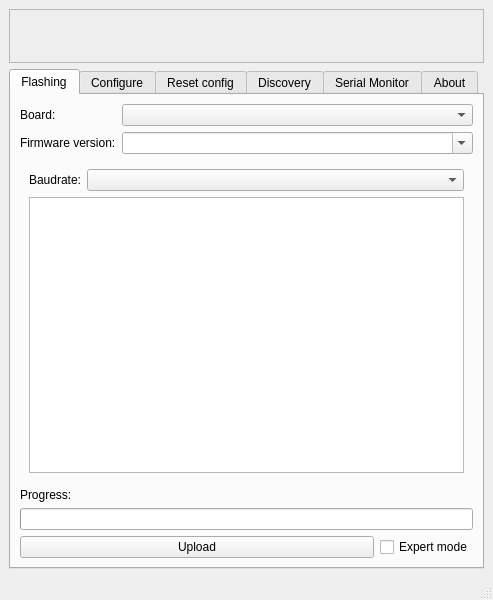
The window that gui/mainwindow.ui (opendata-stuttgart/airrohr-firmware-flasher) describes before a commit, drawn with Qt 5.
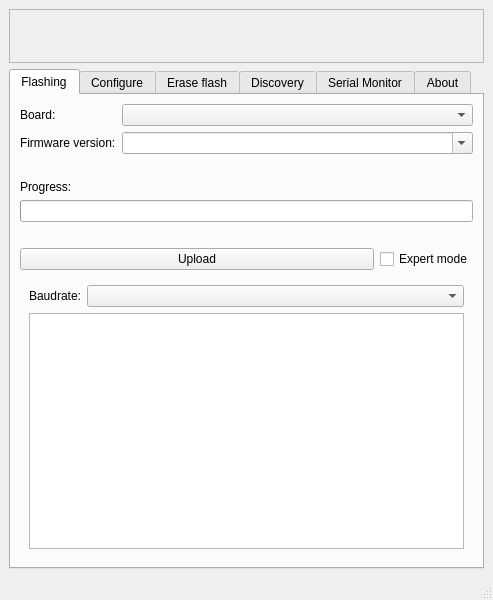
The same window after the commit. Icons and pictures are not drawn.

Commit message:
permission error in config write solved
updated zeroconf lib
layout changes

Patch:
```diff
--- a/gui/mainwindow.ui
+++ b/gui/mainwindow.ui
@@ -87,7 +87,7 @@
        <attribute name="title">
         <string>Flashing</string>
        </attribute>
-       <layout class="QGridLayout" name="gridLayout_2" rowstretch="0,0,0,0,0,0,0,1">
+       <layout class="QGridLayout" name="gridLayout_2" rowstretch="0,0,0,0,0,0,0,0,1">
 
         <item row="1" column="0">
          <widget class="QLabel" name="label_board">
@@ -128,7 +128,24 @@
          </widget>
         </item>
 
-        <item row="8" column="0" colspan="2">
+        <item row="3" column="0" colspan="2">
+         <widget class="QLabel" name="label_spacer">
+          <property name="text">
+           <string> </string>
+          </property>
+          <property name="textFormat">
+           <enum>Qt::RichText</enum>
+          </property>
+          <property name="alignment">
+           <set>Qt::AlignLeading|Qt::AlignLeft|Qt::AlignTop</set>
+          </property>
+          <property name="wordWrap">
+           <bool>true</bool>
+          </property>
+         </widget>
+        </item>
+
+        <item row="4" column="0" colspan="2">
          <widget class="QLabel" name="label_progress">
           <property name="sizePolicy">
            <sizepolicy hsizetype="Expanding" vsizetype="Preferred">
@@ -142,11 +159,28 @@
          </widget>
 		</item>
 
-        <item row="9" column="0" colspan="2">
+        <item row="5" column="0" colspan="2">
          <widget class="QProgressBar" name="progressBar" />
         </item>
         
-        <item row="11" column="0" colspan="2">
+        <item row="6" column="0" colspan="2">
+         <widget class="QLabel" name="label_spacer">
+          <property name="text">
+           <string> </string>
+          </property>
+          <property name="textFormat">
+           <enum>Qt::RichText</enum>
+          </property>
+          <property name="alignment">
+           <set>Qt::AlignLeading|Qt::AlignLeft|Qt::AlignTop</set>
+          </property>
+          <property name="wordWrap">
+           <bool>true</bool>
+          </property>
+         </widget>
+        </item>
+
+        <item row="7" column="0" colspan="2">
          <layout class="QHBoxLayout" name="horizontalLayout">
           <item>
            <widget class="QPushButton" name="uploadButton">
@@ -174,7 +208,7 @@
          </layout>
         </item>
 
-        <item row="7" column="0" colspan="2">
+        <item row="8" column="0" colspan="2">
          <widget class="QWidget" name="expertForm" native="true">
           <property name="sizePolicy">
            <sizepolicy hsizetype="Preferred" vsizetype="Expanding">
@@ -363,7 +397,7 @@
       </widget>
       <widget class="QWidget" name="resetTab">
        <attribute name="title">
-        <string>Reset config</string>
+        <string>Erase flash</string>
        </attribute>
        <layout class="QGridLayout" name="gridLayout_6">
           <item>
```
Left out of the diff: 64 changed lines with no effect on the pictures. The commit also changes 2 other files.
